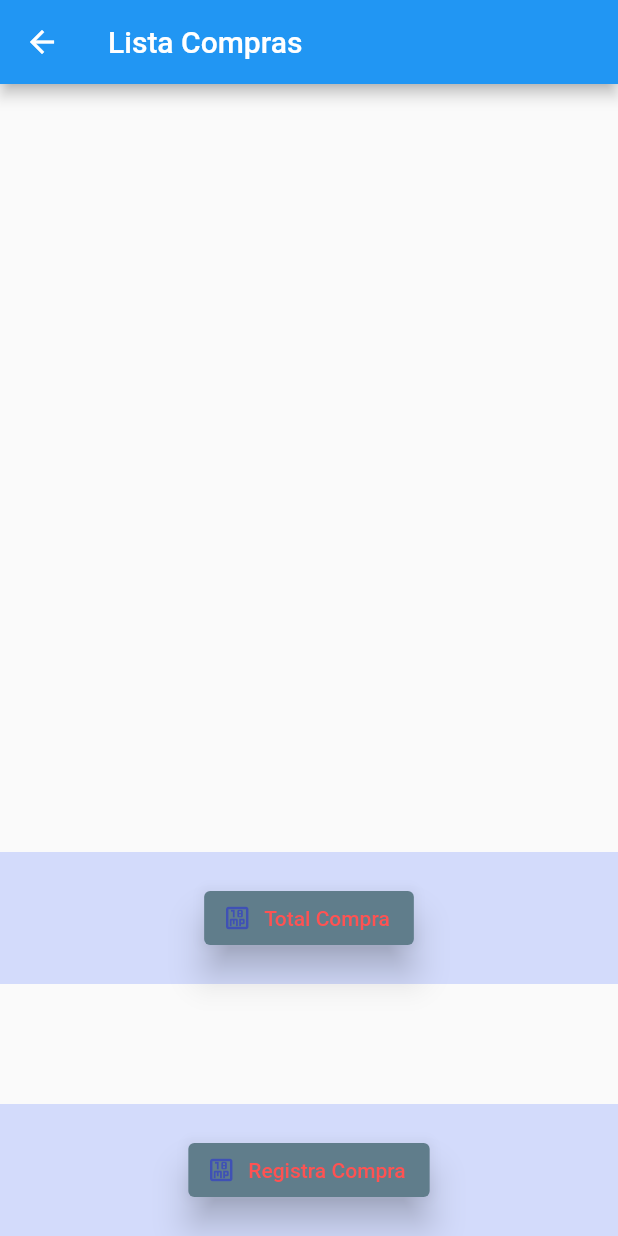
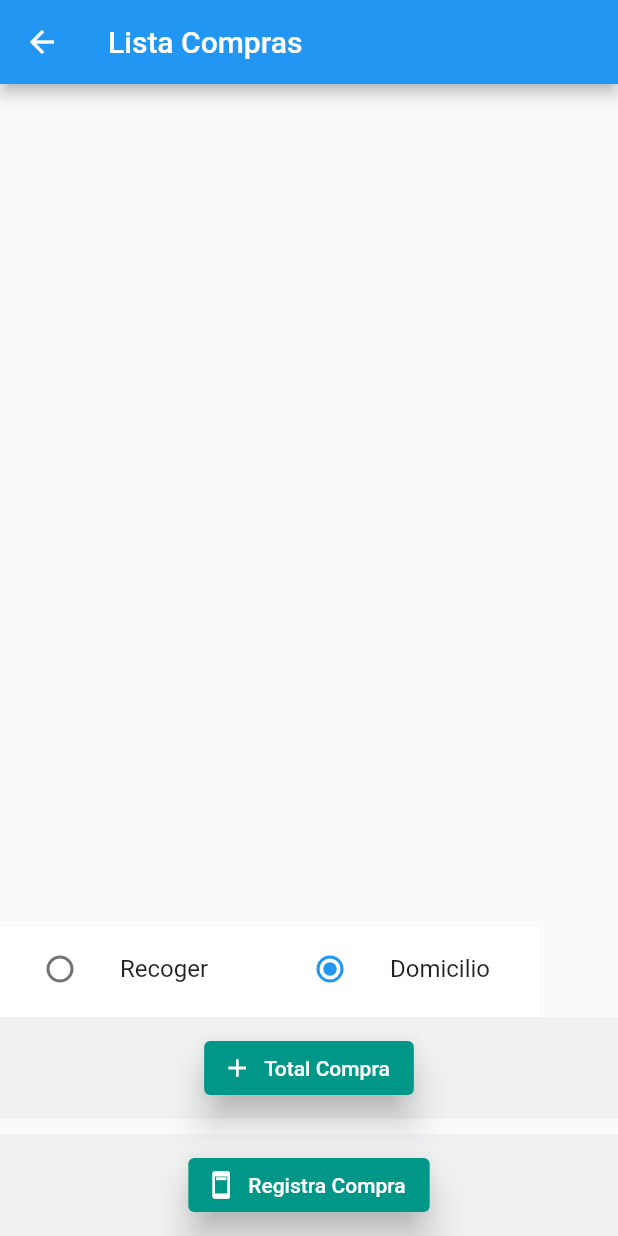
Before and after one commit to IngAndresRincon/fluejer3, a Flutter app: the ListaCompra screen opened directly, on a phone screen of 412 x 824 dp. Run offline on Flutter 3.47's test engine with Material 2 defaults, Android fonts, the phone set to English and light mode, and no system bars; our stand-ins replace cloud_firestore, firebase_core, firebase_messaging, fluttertoast; accounts and stored records are empty.

Commit message:
Módulo de compras completado, se agrega la funcionalidad de escoger entre recoger el pedido o que se entregue a domicilio

```diff
--- a/lib/ListaProducto.dart
+++ b/lib/ListaProducto.dart
@@ -77,7 +77,8 @@ class _ConsultaState extends State<Consulta> {
                     leading: Image.network(data['Imagen'],width: 60,alignment: Alignment.center,),
                     title: Text(data['Nombre']),
                     subtitle: Text('Categoría: '+data['Categoria']+'\n'+
-                        'Precio: '+data['Precio'].toString()+'\n'+
+                        'Precio x Unidad: '+data['Precio'].toString()+'\n'+
+                        'Cantidad: '+data['Cantidad'].toString()+'\n'+
                         'Código Almacén: '+data['Codigo_Almacen'].toString()+'\n'+
                         'Código: '+data['Codigo'].toString()),
                     trailing: Icon(Icons.delete),
--- /dev/null
+++ b/lib/Mensaje.dart
@@ -0,0 +1,32 @@
+import 'package:fluejer3/RecibirMensaje.dart';
+import 'package:flutter/material.dart';
+import 'package:firebase_messaging/firebase_messaging.dart';
+
+class Mensaje extends StatefulWidget {
+  const Mensaje({Key? key}) : super(key: key);
+
+  @override
+  State<Mensaje> createState() => _MensajeState();
+}
+
+class _MensajeState extends State<Mensaje> {
+
+  @override
+  void initState() {
+    // TODO: implement initState
+    super.initState();
+    final obj=new RecibirMensaje();
+    obj.notificacion();
+  }
+
+  @override
+  Widget build(BuildContext context) {
+    return MaterialApp(
+        home: Scaffold(
+          appBar: AppBar(
+
+          ),
+        )
+    );
+  }
+}
--- /dev/null
+++ b/lib/RecibirMensaje.dart
@@ -0,0 +1,20 @@
+import 'package:flutter/material.dart';
+import 'package:firebase_messaging/firebase_messaging.dart';
+class RecibirMensaje
+{
+
+  FirebaseMessaging Mensaje =  FirebaseMessaging.instance;
+
+  notificacion()
+  {
+
+    Mensaje.requestPermission();
+    Mensaje.getToken().then((token)
+    {
+      print("*******00000000000000000000**************+");
+      print(token);
+    }
+    );
+
+  }
+}
--- a/lib/TotalCompra.dart
+++ b/lib/TotalCompra.dart
@@ -22,6 +22,9 @@ class ListaCompra extends StatefulWidget {
 }
 
 class _ListaCompraState extends State<ListaCompra> {
+  SingingCharacter? _character = SingingCharacter.Domicilio;
+  //final Informacion=TextEditingController();
+  String Info="";
   var total = 0;
   CollectionReference registrarproducto = FirebaseFirestore.instance.collection('Compras');
   @override
@@ -37,26 +40,90 @@ class _ListaCompraState extends State<ListaCompra> {
                 child: ListView.builder(
                     itemCount: widget.lista.length,
                 itemBuilder:(BuildContext context,i){
-                  return Column(
-                    children: [
-                      Container(
-                        padding: EdgeInsets.all(5),
+                      final item=widget.lista[i][0];
+                  return Dismissible(
+                      onDismissed: (_)
+                    {
+                      widget.lista.removeAt(i);
 
+                    },
+
+                    key: Key(item),
+                    movementDuration: Duration(milliseconds: 100),
+
+                      // padding: EdgeInsets.all(5),
                               child: ListTile(title: Text(widget.lista[i][0]+"      \$"+widget.lista[i][1]),
-                              tileColor:Colors.orange,
+                              tileColor:Colors.yellow,
                               ),
-                                  ),
+                      background: Container(
+                        color: Colors.blueGrey,
+                      ),
 
 
-                    ],
+
                   );
                     }
                 )
             ),
             Container(
-              padding: EdgeInsets.all(20),
-              color: Color.fromARGB(40, 0, 50, 255),
-              margin: EdgeInsets.only(bottom: 80),
+              child:  Row(
+                children: <Widget>[
+                  Container(
+                    color: Colors.white,
+                    height:60,
+                    width: 180,
+                    child: Column(
+                      children: [
+                        ListTile(
+                          title: const Text('Recoger'),
+                          leading: Radio<SingingCharacter>(
+                            value: SingingCharacter.Recoger,
+                            groupValue: _character,
+                            onChanged: (SingingCharacter? value) {
+                              setState(() {
+                                _character = value;
+                                Info = value.toString();
+                                Info = Info.substring(17);
+                                print (Info);
+                              });
+                            },
+                          ),
+                        ),
+                      ],
+                    ),
+                  ),
+                  Container(
+                    color:Colors.white,
+                        height: 60,
+                    width: 180,
+                    child: Column(
+                      children: [
+                        ListTile(
+                          title: const Text('Domicilio'),
+                          leading: Radio<SingingCharacter>(
+                            value: SingingCharacter.Domicilio,
+                            groupValue: _character,
+                            onChanged: (SingingCharacter? value) {
+                              setState(() {
+                                _character = value;
+                                Info = value.toString();
+                                Info = Info.substring(17);
+                                print (Info);
+                              });
+                            },
+                          ),
+                        ),
+                      ],
+                    ),
+                  )
+                ],
+              ),
+
+            ),
+            Container(
+              padding: EdgeInsets.all(10),
+              color: Color.fromARGB(10, 0, 50, 55),
+              margin: EdgeInsets.only(bottom: 10),
               alignment: Alignment.center,
               child: Column(
                 children: [
@@ -66,17 +133,18 @@ class _ListaCompraState extends State<ListaCompra> {
                       return ElevatedButton.icon(
                         label: Text('Total Compra',
                           textAlign: TextAlign.center,),
-                        icon: Icon(Icons.eighteen_mp_outlined,
+                        icon: Icon(Icons.add,
                           size: 20,
-                          color: Colors.indigo,),
+                          color: Colors.white,),
                         style: ElevatedButton.styleFrom(
-                          primary: Colors.blueGrey,
-                          onPrimary: Colors.redAccent,
+                          primary: Colors.teal,
+                          onPrimary: Colors.white,
                           onSurface: Colors.teal,
                           elevation: 10,
                         ),
                         onPressed: (){
-                            //var total = 0;
+
+                             total = 0;
                             var num;
                             var datonum;
                             for(int i=0; i<widget.lista.length; i++)
@@ -88,7 +156,7 @@ class _ListaCompraState extends State<ListaCompra> {
                               }
                             Fluttertoast.showToast(msg: "El total de su compra es: "+total.toString(),
                             fontSize:20,
-                              backgroundColor: Colors.red,
+                              backgroundColor: Colors.blue  ,
                             );
                             //print(total);
 
@@ -101,25 +169,25 @@ class _ListaCompraState extends State<ListaCompra> {
 
             ),
             Container(
-              padding: EdgeInsets.all(20),
-              color: Color.fromARGB(40, 0, 50, 255),
+              padding: EdgeInsets.all(10),
+              color: Color.fromARGB(10, 0, 50, 55),
               //margin: EdgeInsets.only(bottom: 80),
               alignment: Alignment.center,
               child: ElevatedButton.icon(
                 label: Text('Registra Compra',
                   textAlign: TextAlign.center,),
-                icon: Icon(Icons.eighteen_mp_outlined,
+                icon: Icon(Icons.ad_units,
                   size: 20,
-                  color: Colors.indigo,),
+                  color: Colors.white,),
                 style: ElevatedButton.styleFrom(
-                  primary: Colors.blueGrey,
-                  onPrimary: Colors.redAccent,
+                  primary: Colors.teal,
+                  onPrimary: Colors.white,
                   onSurface: Colors.teal,
                   elevation: 10,
                 ),
                 onPressed: (){
                   List listaregistrar = [];
-                  //totaL=0;
+                  total=0;
                   var datonum=0;
                   for(int i=0; i<widget.lista.length;i++)
                     {
@@ -136,8 +204,10 @@ class _ListaCompraState extends State<ListaCompra> {
                     {
                       "Producto":listaregistrar,
                       "Total":total,
+                      "Informacion": "Entrega del pedido : "+Info.toString()
                     }
                   );
+               //   print ("información:" +SingingCharacter.values.toString());
                   Fluttertoast.showToast(msg: 'Su compra fue registrada',
                       fontSize: 20,
                   backgroundColor: Colors.redAccent,
@@ -147,9 +217,19 @@ class _ListaCompraState extends State<ListaCompra> {
                 },
 
               ),
-            )
+            ),
+
+
+
+
+
+
+
           ],
         )
     );
   }
 }
+
+
+enum SingingCharacter { Domicilio,Recoger }
--- a/pubspec.yaml
+++ b/pubspec.yaml
@@ -43,6 +43,7 @@ dev_dependencies:
     sdk: flutter
   url_launcher: ^6.0.15
   fluttertoast: ^8.0.8
+  firebase_messaging: ^11.2.0
 
   # The "flutter_lints" package below contains a set of recommended lints to
   # encourage good coding practices. The lint set provided by the package is
```
Also changed, not shown: lib/Comprar.dart (+24 -9 lines), lib/MenuCliente.dart (+22 -22 lines), lib/Opciones.dart (+21 -5 lines), lib/RegistrarCliente.dart (+14 -0 lines), lib/main.dart (+30 -0 lines), lib/Nuevo.dart (deleted), pubspec.lock, 1 other file.
